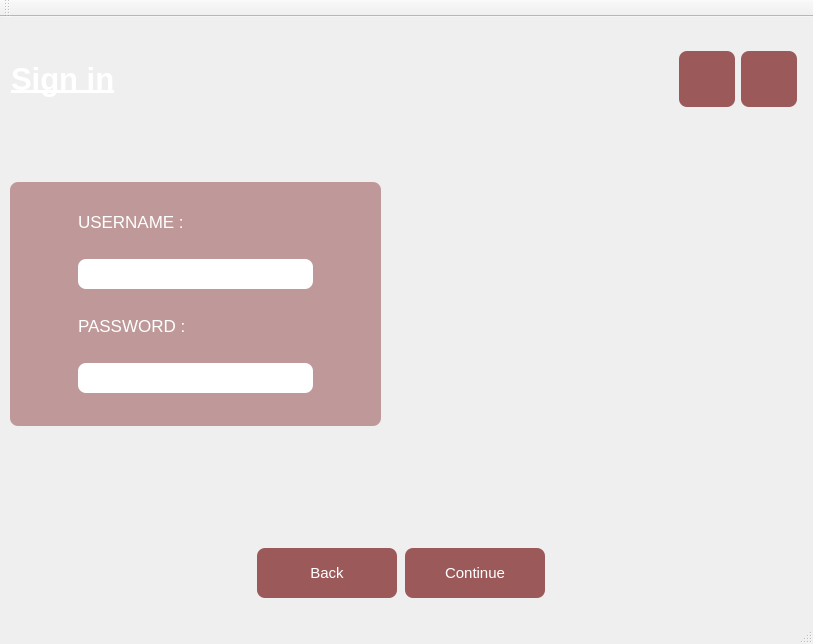
Above: login.ui from ItsArtaz/cinema_management before the change. Below: the same form after it.
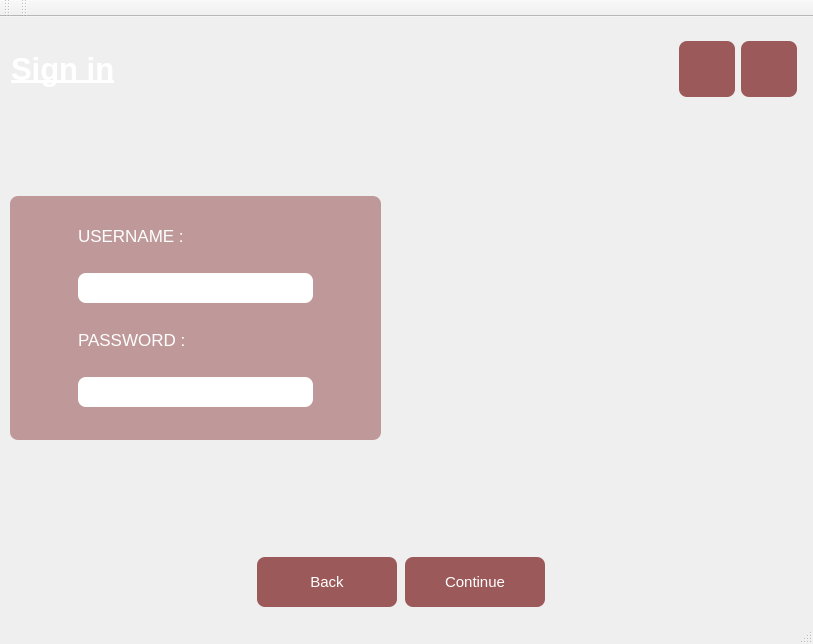
That is the form after the change. Icons and pictures are not drawn.

Patch:
```diff
--- a/login.ui
+++ b/login.ui
@@ -37,7 +37,7 @@
 border-image: url(:/image/vivek-doshi-epjI4iHpXqU-unsplash.jpg);
 
 }
-QLabel
+#label_2,#label_3,#label
 {
 color : white;
 }
@@ -167,6 +167,12 @@
               <height>30</height>
              </size>
             </property>
+            <property name="toolTip">
+             <string>Enter Your Username</string>
+            </property>
+            <property name="alignment">
+             <set>Qt::AlignLeading|Qt::AlignLeft|Qt::AlignVCenter</set>
+            </property>
            </widget>
           </item>
           <item row="3" column="0">
@@ -192,6 +198,9 @@
             <property name="echoMode">
              <enum>QLineEdit::Password</enum>
             </property>
+            <property name="alignment">
+             <set>Qt::AlignLeading|Qt::AlignLeft|Qt::AlignVCenter</set>
+            </property>
            </widget>
           </item>
           <item row="2" column="0">
@@ -387,7 +396,7 @@
          <property name="sizeHint" stdset="0">
           <size>
            <width>20</width>
-           <height>55</height>
+           <height>79</height>
           </size>
          </property>
         </spacer>
@@ -403,7 +412,7 @@
          <property name="sizeHint" stdset="0">
           <size>
            <width>20</width>
-           <height>75</height>
+           <height>80</height>
           </size>
          </property>
         </spacer>
@@ -558,6 +567,17 @@
     <bool>false</bool>
    </attribute>
   </widget>
+  <widget class="QToolBar" name="toolBar_2">
+   <property name="windowTitle">
+    <string>toolBar_2</string>
+   </property>
+   <attribute name="toolBarArea">
+    <enum>TopToolBarArea</enum>
+   </attribute>
+   <attribute name="toolBarBreak">
+    <bool>false</bool>
+   </attribute>
+  </widget>
  </widget>
  <resources>
   <include location="images.qrc"/>
```
Left out of the diff: 3 changed lines with no effect on the pictures.
